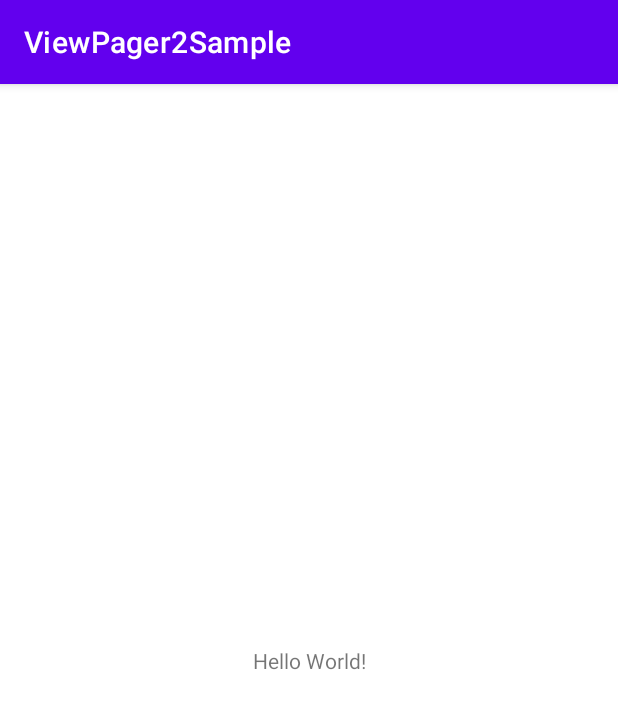
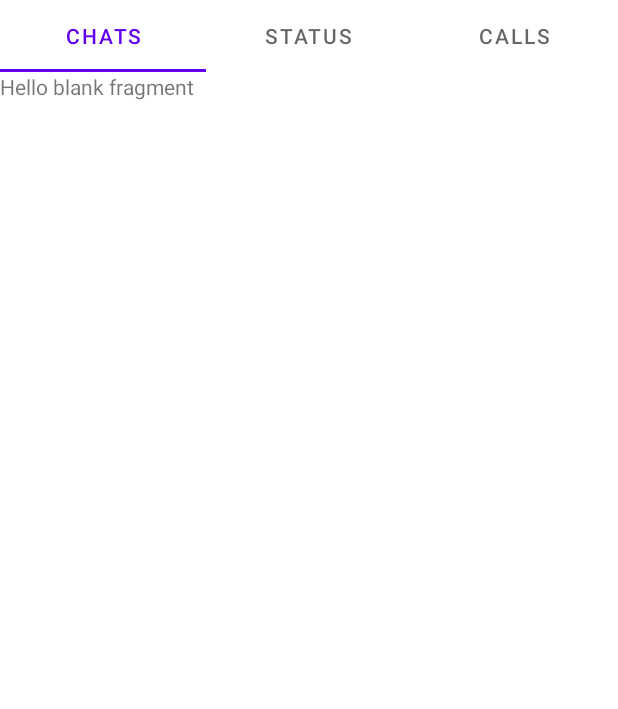
Before and after one commit to CodingEyes6/ViewPager2-Sample, an Android app: the screen it shows after launch (MainActivity), on a phone screen of 412 x 824 dp. Shown: the top 709 px of the screen. Run offline under Robolectric (Android 15) with nearby library versions, the phone set to English and light mode, and no system bars.

Commit message:
viewpager attached

```diff
--- a/app/build.gradle
+++ b/app/build.gradle
@@ -25,6 +25,11 @@ android {
         sourceCompatibility JavaVersion.VERSION_1_8
         targetCompatibility JavaVersion.VERSION_1_8
     }
+
+    buildFeatures{
+        viewBinding true
+    }
+
 }
 
 dependencies {
@@ -32,6 +37,7 @@ dependencies {
     implementation 'androidx.appcompat:appcompat:1.3.1'
     implementation 'com.google.android.material:material:1.4.0'
     implementation 'androidx.constraintlayout:constraintlayout:2.1.2'
+    implementation 'androidx.legacy:legacy-support-v4:1.0.0'
     testImplementation 'junit:junit:4.+'
     androidTestImplementation 'androidx.test.ext:junit:1.1.3'
     androidTestImplementation 'androidx.test.espresso:espresso-core:3.4.0'
--- /dev/null
+++ b/app/src/main/java/com/example/viewpager2sample/ChatsFragment.java
@@ -0,0 +1,35 @@
+package com.example.viewpager2sample;
+
+import android.os.Bundle;
+
+import androidx.fragment.app.Fragment;
+
+import android.view.LayoutInflater;
+import android.view.View;
+import android.view.ViewGroup;
+
+
+public class ChatsFragment extends Fragment {
+
+
+
+    public ChatsFragment() {
+        // Required empty public constructor
+    }
+
+
+
+
+    @Override
+    public void onCreate(Bundle savedInstanceState) {
+        super.onCreate(savedInstanceState);
+
+    }
+
+    @Override
+    public View onCreateView(LayoutInflater inflater, ViewGroup container,
+                             Bundle savedInstanceState) {
+        // Inflate the layout for this fragment
+        return inflater.inflate(R.layout.fragment_chats, container, false);
+    }
+}
--- a/app/src/main/java/com/example/viewpager2sample/MainActivity.java
+++ b/app/src/main/java/com/example/viewpager2sample/MainActivity.java
@@ -4,11 +4,31 @@ import androidx.appcompat.app.AppCompatActivity;
 
 import android.os.Bundle;
 
+import com.example.viewpager2sample.databinding.ActivityMainBinding;
+import com.google.android.material.tabs.TabLayoutMediator;
+
 public class MainActivity extends AppCompatActivity {
+
+    ActivityMainBinding binding;
+    String[] list = {"chats","status","Calls"};
 
     @Override
     protected void onCreate(Bundle savedInstanceState) {
         super.onCreate(savedInstanceState);
-        setContentView(R.layout.activity_main);
+        // hide toolbar
+        getSupportActionBar().hide();
+
+        binding = ActivityMainBinding.inflate(getLayoutInflater());
+        setContentView(binding.getRoot());
+
+        setAdapterOnViewPager();
+
+
+    }
+
+    private void setAdapterOnViewPager() {
+        ViewPagerAdapter adapter = new ViewPagerAdapter(this);
+        binding.viewPager.setAdapter(adapter);
+        new TabLayoutMediator(binding.tabLayout, binding.viewPager, (tab, position) -> tab.setText(list[position]) ).attach();
     }
 }
--- /dev/null
+++ b/app/src/main/java/com/example/viewpager2sample/ViewPagerAdapter.java
@@ -0,0 +1,32 @@
+package com.example.viewpager2sample;
+
+import androidx.annotation.NonNull;
+import androidx.fragment.app.Fragment;
+import androidx.fragment.app.FragmentActivity;
+import androidx.viewpager2.adapter.FragmentStateAdapter;
+
+public class ViewPagerAdapter extends FragmentStateAdapter {
+
+    int no_tabs = 3;
+
+    public ViewPagerAdapter(@NonNull FragmentActivity fragmentActivity) {
+        super(fragmentActivity);
+    }
+
+    @NonNull
+    @Override
+    public Fragment createFragment(int position) {
+        switch (position){
+            case 1:
+                return new StatusFragment();
+            case 2:
+                return new CallsFragment();
+        }
+        return new ChatsFragment();
+    }
+
+    @Override
+    public int getItemCount() {
+        return no_tabs;
+    }
+}
--- a/app/src/main/res/layout/activity_main.xml
+++ b/app/src/main/res/layout/activity_main.xml
@@ -6,13 +6,23 @@
     android:layout_height="match_parent"
     tools:context=".MainActivity">
 
-    <TextView
-        android:layout_width="wrap_content"
+    <com.google.android.material.tabs.TabLayout
+        android:id="@+id/tabLayout"
+        android:layout_width="match_parent"
         android:layout_height="wrap_content"
-        android:text="Hello World!"
-        app:layout_constraintBottom_toBottomOf="parent"
-        app:layout_constraintLeft_toLeftOf="parent"
-        app:layout_constraintRight_toRightOf="parent"
+        android:contentDescription="tab layout"
+        app:layout_constraintEnd_toEndOf="parent"
+        app:layout_constraintHorizontal_bias="0.5"
+        app:layout_constraintStart_toStartOf="parent"
         app:layout_constraintTop_toTopOf="parent" />
 
+    <androidx.viewpager2.widget.ViewPager2
+        android:id="@+id/viewPager"
+        android:layout_width="match_parent"
+        android:layout_height="0dp"
+        app:layout_constraintBottom_toBottomOf="parent"
+        app:layout_constraintEnd_toEndOf="parent"
+        app:layout_constraintHorizontal_bias="0.5"
+        app:layout_constraintStart_toStartOf="parent"
+        app:layout_constraintTop_toBottomOf="@+id/tabLayout" />
 </androidx.constraintlayout.widget.ConstraintLayout>
--- /dev/null
+++ b/app/src/main/res/layout/fragment_chats.xml
@@ -0,0 +1,14 @@
+<?xml version="1.0" encoding="utf-8"?>
+<FrameLayout xmlns:android="http://schemas.android.com/apk/res/android"
+    xmlns:tools="http://schemas.android.com/tools"
+    android:layout_width="match_parent"
+    android:layout_height="match_parent"
+    tools:context=".ChatsFragment">
+
+    <!-- TODO: Update blank fragment layout -->
+    <TextView
+        android:layout_width="match_parent"
+        android:layout_height="match_parent"
+        android:text="@string/hello_blank_fragment" />
+
+</FrameLayout>
--- a/app/src/main/res/values/strings.xml
+++ b/app/src/main/res/values/strings.xml
@@ -1,3 +1,5 @@
 <resources>
     <string name="app_name">ViewPager2Sample</string>
+    <!-- TODO: Remove or change this placeholder text -->
+    <string name="hello_blank_fragment">Hello blank fragment</string>
 </resources>
```
Also changed, not shown: app/src/main/java/com/example/viewpager2sample/CallsFragment.java (added, +33 -0 lines), app/src/main/java/com/example/viewpager2sample/StatusFragment.java (added, +33 -0 lines), app/src/main/res/layout/fragment_calls.xml (added, +14 -0 lines), app/src/main/res/layout/fragment_status.xml (added, +14 -0 lines).
